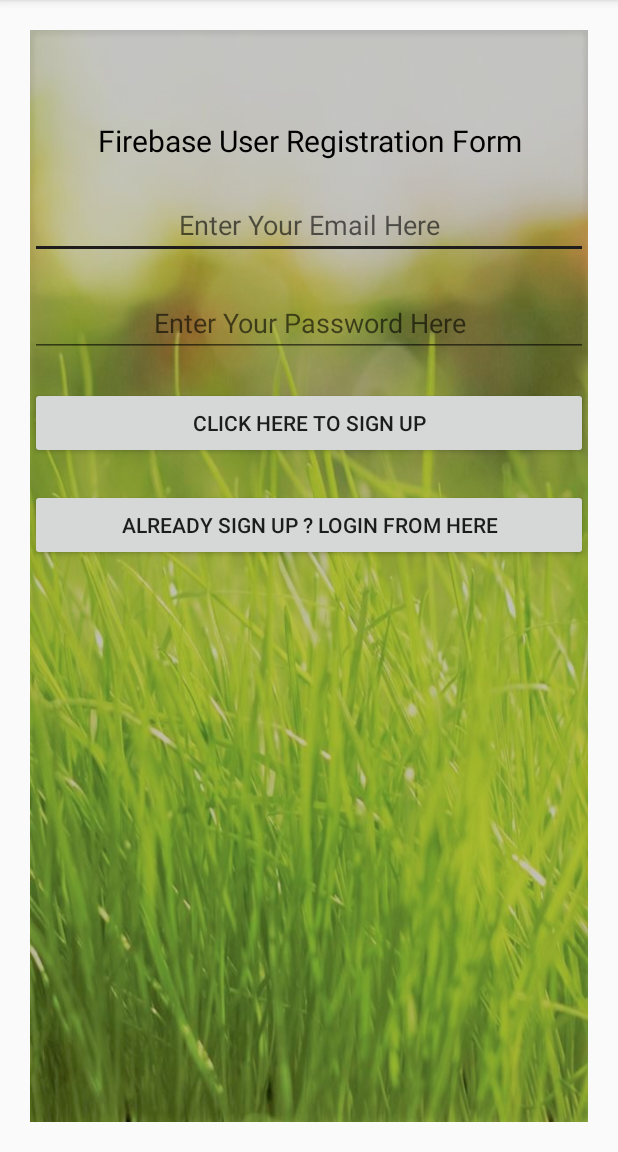
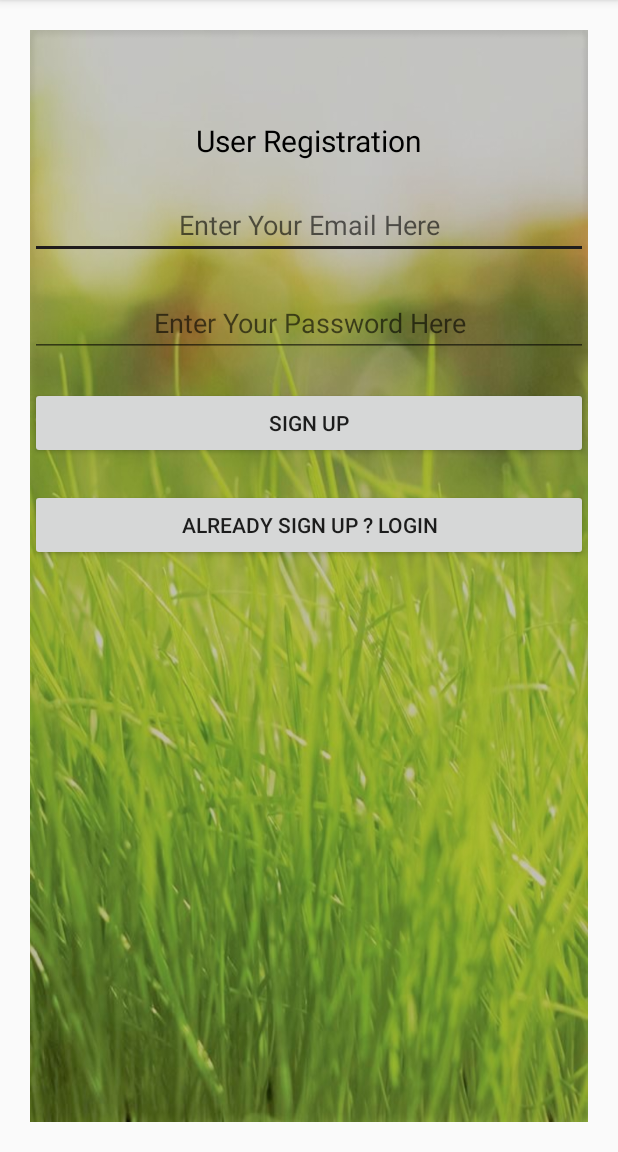
Before and after one commit to kapete112/ZwierzakPop, an Android app: the screen it shows after launch (MainActivity), on a phone screen of 412 x 824 dp, the part 84-1236 px from its top. Run offline under Robolectric (Android 15) with nearby library versions, the phone set to English and light mode, and no system bars; our stand-ins replace Firebase (no records; nobody signed in at launch, a user with empty details on screens opened directly).

Commit message:
Trochę ulepszony formularz logowania

```diff
--- a/app/src/main/res/layout/activity_main.xml
+++ b/app/src/main/res/layout/activity_main.xml
@@ -8,25 +8,24 @@
     tools:context="MainActivity">
 
     <TextView
+        android:id="@+id/textView"
         android:layout_width="fill_parent"
         android:layout_height="wrap_content"
-        android:id="@+id/textView"
-        android:textSize="20dp"
+        android:layout_marginTop="60dp"
+        android:gravity="center"
+        android:text="User Registration"
         android:textColor="#000"
-        android:text="Firebase User Registration Form"
-        android:gravity="center"
-        android:layout_marginTop="60dp"
-        />
+        android:textSize="20dp" />
 
     <EditText
+        android:id="@+id/EditText_User_EmailID"
         android:layout_width="fill_parent"
         android:layout_height="wrap_content"
-        android:id="@+id/EditText_User_EmailID"
-        android:hint="Enter Your Email Here"
-        android:gravity="center"
         android:layout_below="@+id/textView"
         android:layout_marginTop="20dp"
-        />
+        android:gravity="center"
+        android:hint="Enter Your Email Here"
+        android:inputType="textWebEmailAddress" />
 
     <EditText
         android:layout_width="fill_parent"
@@ -44,14 +43,14 @@
         android:layout_height="wrap_content"
         android:layout_below="@+id/EditText_User_Password"
         android:layout_marginTop="20dp"
-        android:text="Click Here To Sign Up" />
+        android:text="Sign Up" />
 
     <Button
+        android:id="@+id/Button_LoginActivity"
         android:layout_width="fill_parent"
         android:layout_height="wrap_content"
-        android:id="@+id/Button_LoginActivity"
         android:layout_below="@+id/Button_SignUp"
-        android:text="ALREADY SIGN UP ? LOGIN FROM HERE"
-        android:layout_marginTop="20dp"/>
+        android:layout_marginTop="20dp"
+        android:text="ALREADY SIGN UP ? LOGIN" />
 
 </RelativeLayout>
```
Also changed, not shown: app/src/main/res/layout/activity_login.xml (+5 -3 lines), 120 other files.
